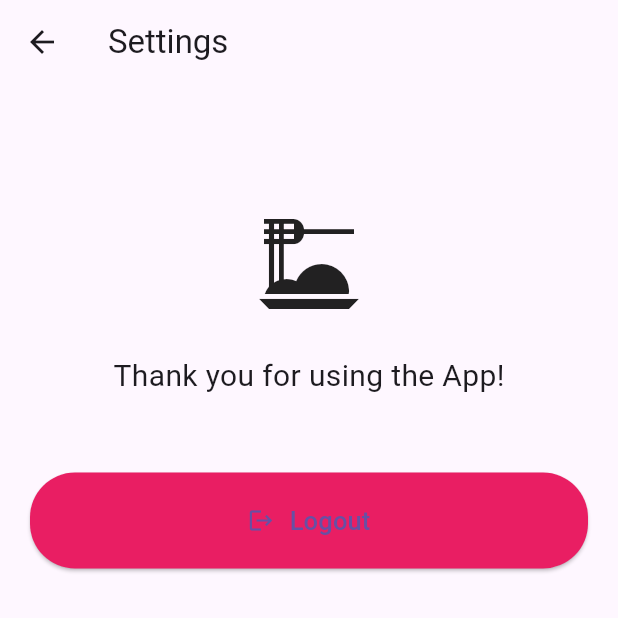
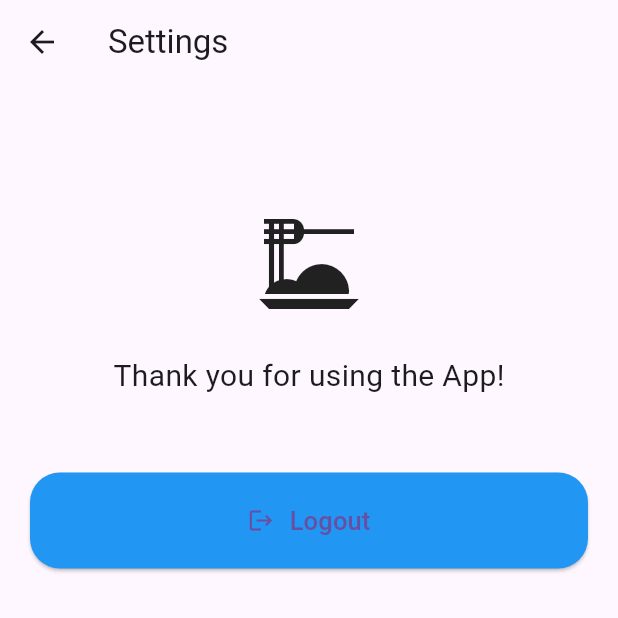
Before and after one commit to mariahariannie/flutter-recipe-app, a Flutter app: the Home screen opened by its route, after a tap on the "settings" icon, on a phone screen of 412 x 824 dp, the top half of it. Run offline on Flutter 3.47's test engine with Material 3 defaults, Android fonts, the phone set to English and light mode, and no system bars; our stand-ins replace cloud_firestore, firebase_auth, firebase_core, flutter_signin_button, google_sign_in; accounts and stored records are empty; network calls fail.

Commit message:
updated buttons

```diff
--- a/lib/components/LogoutButton.dart
+++ b/lib/components/LogoutButton.dart
@@ -2,24 +2,27 @@ import 'package:flutter/material.dart';
 
 class LogoutButton extends StatelessWidget {
   final String text;
+  final Color textColor;
   final IconData iconData;
   final VoidCallback onPressed;
 
   const LogoutButton({
     super.key,
     required this.text,
+    required this.textColor,
     required this.iconData,
-    required this.onPressed});
+    required this.onPressed
+  });
 
   @override
   Widget build(BuildContext context) {
     return ElevatedButton(
       onPressed: onPressed,
       style: ElevatedButton.styleFrom(
-        backgroundColor: Colors.pink,
-        padding: const EdgeInsets.symmetric(horizontal: 40, vertical: 20),
+        backgroundColor: Colors.blue,
+        padding: const EdgeInsets.symmetric(vertical: 20),
         shape: RoundedRectangleBorder(
-          borderRadius: BorderRadius.circular(30)
+          borderRadius: BorderRadius.circular(20)
         )
       ),
       child: Row(
--- a/lib/firebaseAuth.dart
+++ b/lib/firebaseAuth.dart
@@ -68,6 +68,7 @@ class _AuthState extends State<Auth> {
 
                     PrimaryButton(
                       text: "Login",
+                      textColor: Colors.black,
                       iconData: Icons.login,
                       onPressed: loginWithEmail
                     ),
@@ -143,6 +144,7 @@ class _AuthState extends State<Auth> {
 
                     PrimaryButton(
                       text: "Confirm",
+                      textColor: Colors.black,
                       iconData: Icons.login,
                       onPressed: register
                     ),
--- a/lib/screens/Home.dart
+++ b/lib/screens/Home.dart
@@ -45,11 +45,12 @@ class _HomeState extends State<Home> {
       body: _pages[pageIndex],
       bottomNavigationBar: BottomNavigationBar(
         currentIndex: pageIndex,
+        unselectedItemColor: Colors.black,
         selectedItemColor: Colors.blue,
         items: [
           _bottomNavigationBarItem(Icons.dashboard, "Dashboard", 0),
           _bottomNavigationBarItem(Icons.bookmark, "Bookmarks", 1),
-           _bottomNavigationBarItem(Icons.check_box, "Checklist", 2),
+          _bottomNavigationBarItem(Icons.check_box, "Checklist", 2),
           _bottomNavigationBarItem(Icons.loop, "Randomizer", 3)
         ],
         onTap: (index) {
--- a/lib/screens/Settings.dart
+++ b/lib/screens/Settings.dart
@@ -28,13 +28,14 @@ class _SettingsState extends State<Settings> {
           child: Column(
             children: [
               SizedBox(height: 80.0),
-                    Icon(Icons.dinner_dining,size: 80),
-                    SizedBox(height:20.0),
-                    Text("Thank you for using the App!", style: TextStyle(fontSize: 20.0)),
-                    SizedBox(height: 50.0),
+              Icon(Icons.dinner_dining,size: 80),
+              SizedBox(height:20.0),
+              Text("Thank you for using the App!", style: TextStyle(fontSize: 20.0)),
+              SizedBox(height: 50.0),
 
               LogoutButton(
                 text: "Logout",
+                textColor: Colors.black,
                 iconData: Icons.logout,
                 onPressed: logout
               )
```
Also changed, not shown: lib/components/PrimaryButton.dart (+5 -3 lines).
